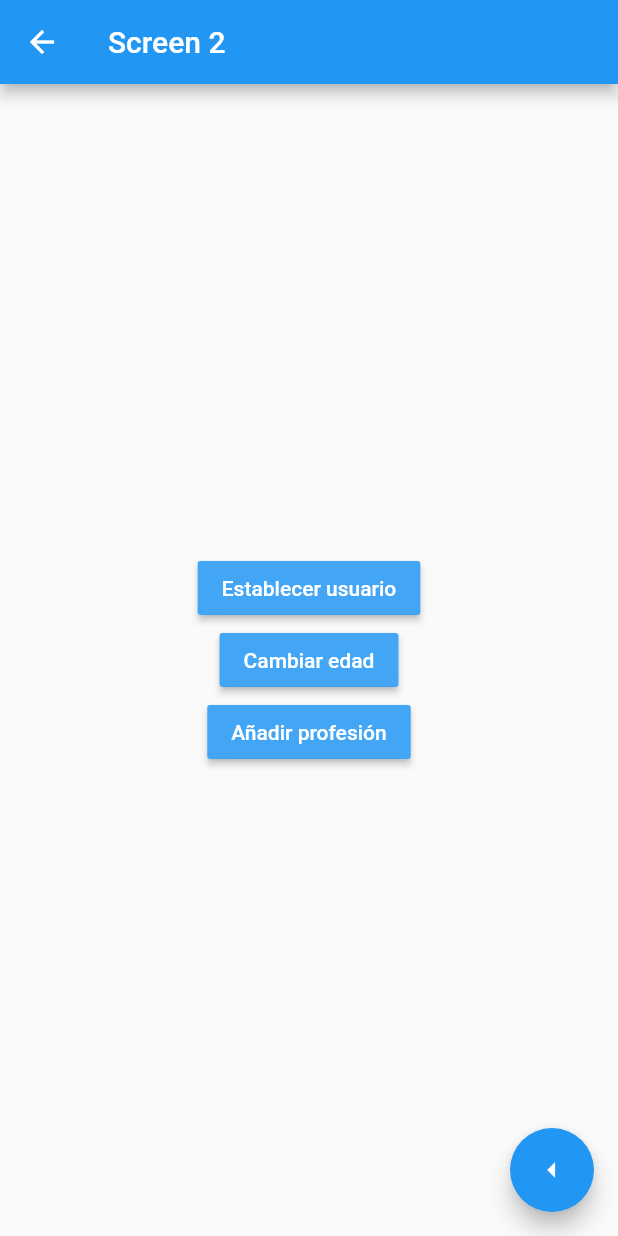
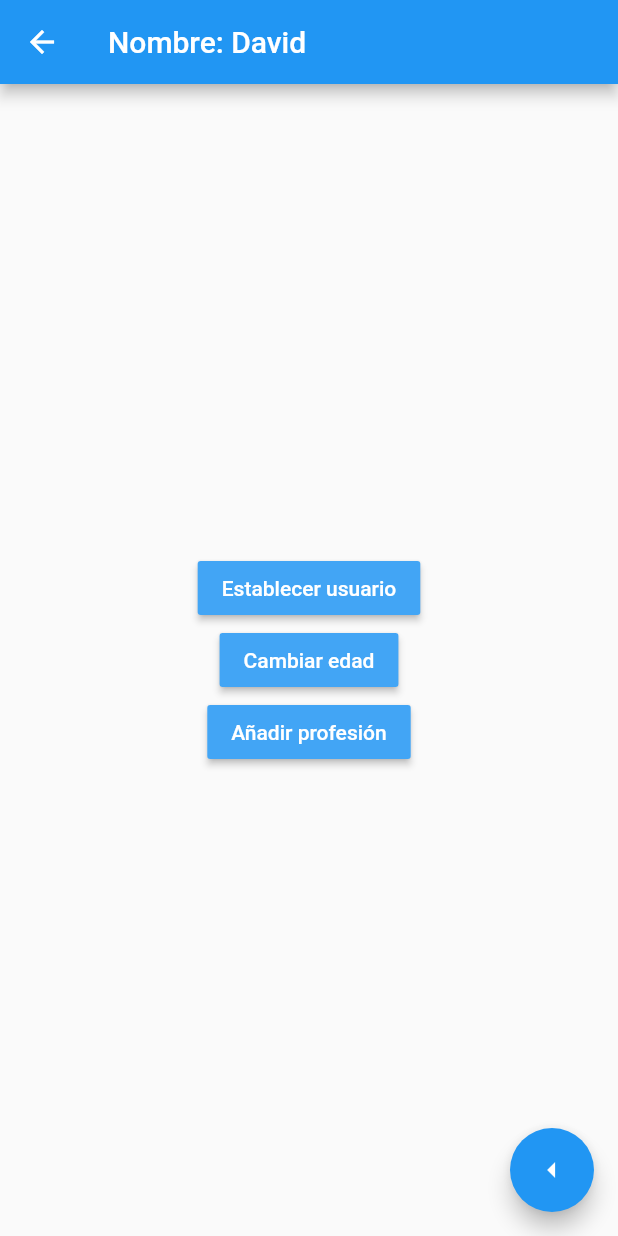
Before and after one commit to David2708/Gestores_de_estados-flutter, a Flutter app: the Screen2 screen opened by its route, after a tap on "Establecer usuario", on a phone screen of 412 x 824 dp. Run offline on Flutter 3.47's test engine with Material 2 defaults, Android fonts, the phone set to English and light mode, and no system bars; accounts and stored records are empty.

```diff
--- a/lib/main.dart
+++ b/lib/main.dart
@@ -1,9 +1,25 @@
 import 'package:estados/screens/screen1.dart';
+import 'package:estados/services/usuario_service.dart';
 import 'package:flutter/material.dart';
+import 'package:provider/provider.dart';
 
 import 'screens/screen2.dart';
 
-void main() => runApp(const MyApp());
+void main() => runApp(const AppState());
+
+class AppState extends StatelessWidget {
+  const AppState({super.key});
+
+  @override
+  Widget build(BuildContext context) {
+    return MultiProvider(
+      providers: [
+        ChangeNotifierProvider(create: (_) => UsuarioService())
+      ],
+      child: const MyApp(),
+    );
+  }
+}
 
 class MyApp extends StatelessWidget {
   const MyApp({super.key});
--- a/lib/models/usuario.dart
+++ b/lib/models/usuario.dart
@@ -2,9 +2,9 @@
 
 class Usuario {
 
-  final String nombre;
-  final int edad;
-  final List<String> profesiones;
+  String nombre;
+  int edad;
+  List<String> profesiones;
 
   Usuario({
     required this.nombre,
--- a/lib/screens/screen1.dart
+++ b/lib/screens/screen1.dart
@@ -1,4 +1,7 @@
+import 'package:estados/models/usuario.dart';
+import 'package:estados/services/usuario_service.dart';
 import 'package:flutter/material.dart';
+import 'package:provider/provider.dart';
 
 class Screen1 extends StatelessWidget {
 
@@ -6,11 +9,23 @@ class Screen1 extends StatelessWidget {
 
   @override
   Widget build(BuildContext context) {
+
+    final usuarioService = Provider.of<UsuarioService>(context);
+
     return Scaffold(
       appBar: AppBar(
         title: const Text('Screen 1'),
+        actions: [
+          IconButton(
+            // onPressed: () => usuarioService.removeUsuario(),
+            onPressed: usuarioService.removeUsuario,
+            icon: const Icon(Icons.remove_circle)
+          )
+        ],
       ),
-      body: const _USerInformation(),
+      body: usuarioService.existeUsuario
+        ? _UserInformation(user: usuarioService.usuario!,)
+        : const Center(child: Text('No hay usuario seleccionado'),),
       floatingActionButton: FloatingActionButton(
         child: const Icon(Icons.arrow_right_sharp),
         onPressed: () => Navigator.pushNamed(context, 'screen2'),
@@ -19,10 +34,13 @@ class Screen1 extends StatelessWidget {
   }
 }
 
-class _USerInformation extends StatelessWidget {
-  const _USerInformation({
-    Key? key,
+class _UserInformation extends StatelessWidget {
+
+  const _UserInformation({
+    Key? key, required this.user,
   }) : super(key: key);
+
+  final Usuario user;
 
   @override
   Widget build(BuildContext context) {
@@ -32,19 +50,25 @@ class _USerInformation extends StatelessWidget {
       padding: const EdgeInsets.symmetric(vertical: 10, horizontal: 20),
        child: Column(
         crossAxisAlignment: CrossAxisAlignment.start,
-        children: const [
-          Text('General' , style: TextStyle( fontSize: 20, fontWeight: FontWeight.bold ),),
-          Divider(),
+        children: [
+          const Text('General' , style: TextStyle( fontSize: 20, fontWeight: FontWeight.bold ),),
+          const Divider(),
 
-          ListTile( title: Text('Nombe: '), ),
-          ListTile( title: Text('Edad: '), ),
+          ListTile( title: Text('Nombe: ${user.nombre}'), ),
+          ListTile( title: Text('Edad: ${user.edad}'), ),
 
-          Text('Profesiones' , style: TextStyle( fontSize: 20, fontWeight: FontWeight.bold ),),
-          Divider(),
+          const Text('Profesiones' , style: TextStyle( fontSize: 20, fontWeight: FontWeight.bold ),),
+          const Divider(),
 
-          ListTile( title: Text('Profesion 1: '), ),
-          ListTile( title: Text('Profesion 2: '), ),
-          ListTile( title: Text('Profesion 3: '), ),
+          Expanded(
+            child: ListView.builder(
+              itemCount: user!.profesiones.length,
+              itemBuilder: (BuildContext context, int index) {
+                return ListTile( title: Text('Profesion ${index + 1 }: ${user.profesiones[index]} '));
+               },
+            ),
+          ),
+
         ],
        )
     );
--- a/lib/screens/screen2.dart
+++ b/lib/screens/screen2.dart
@@ -1,4 +1,8 @@
+import 'package:estados/models/usuario.dart';
 import 'package:flutter/material.dart';
+import 'package:provider/provider.dart';
+
+import '../services/usuario_service.dart';
 
 class Screen2 extends StatelessWidget {
 
@@ -6,9 +10,14 @@ class Screen2 extends StatelessWidget {
 
   @override
   Widget build(BuildContext context) {
+
+    final usuarioService = Provider.of<UsuarioService>(context);
+
     return Scaffold(
       appBar: AppBar(
-        title: const Text('Screen 2'),
+        title: usuarioService.existeUsuario
+          ? Text('Nombre: ${usuarioService.usuario!.nombre}')
+          : const Text('Screen 2'),
       ),
       body: Center(
         child: Column(
@@ -17,17 +26,29 @@ class Screen2 extends StatelessWidget {
             MaterialButton(
               color: Colors.blue[400],
               child: const Text('Establecer usuario', style: TextStyle(color: Colors.white),),
-              onPressed: (){}
+              onPressed: (){
+                usuarioService.usuario = Usuario(
+                  nombre: 'David',
+                  edad: 24,
+                  profesiones: ['Fullstack Developer', 'Video Jugador Experto']
+                );
+              }
             ),
             MaterialButton(
               color: Colors.blue[400],
               child: const Text('Cambiar edad', style: TextStyle(color: Colors.white),),
-              onPressed: (){}
+              onPressed: (){
+                if (usuarioService.existeUsuario) {
+                  usuarioService.cambiarEdad(30);
+                }
+              }
             ),
             MaterialButton(
               color: Colors.blue[400],
               child: const Text('Añadir profesión', style: TextStyle(color: Colors.white),),
-              onPressed: (){}
+              onPressed: (){
+                usuarioService.addProfesion('Ingeniero');
+              }
             ),
           ],
         ),
--- /dev/null
+++ b/lib/services/usuario_service.dart
@@ -0,0 +1,32 @@
+
+
+import 'package:flutter/material.dart';
+
+import 'package:estados/models/usuario.dart';
+
+class UsuarioService extends ChangeNotifier{
+  Usuario? _usuario;
+
+  Usuario? get usuario => _usuario;
+  bool get existeUsuario => _usuario != null;
+
+  set usuario( Usuario? user ){
+    _usuario = user;
+    notifyListeners();
+  }
+
+  void cambiarEdad(int edad){
+    _usuario!.edad = edad;
+    notifyListeners();
+  }
+
+  void removeUsuario(){
+    _usuario = null;
+    notifyListeners();
+  }
+
+  void addProfesion(String profesion){
+    _usuario!.profesiones.add(profesion);
+  }
+
+}
--- a/pubspec.yaml
+++ b/pubspec.yaml
@@ -36,6 +36,7 @@ dependencies:
   # The following adds the Cupertino Icons font to your application.
   # Use with the CupertinoIcons class for iOS style icons.
   cupertino_icons: ^1.0.2
+  provider: ^6.0.5
 
 dev_dependencies:
   flutter_test:
```
Also changed, not shown: pubspec.lock.
